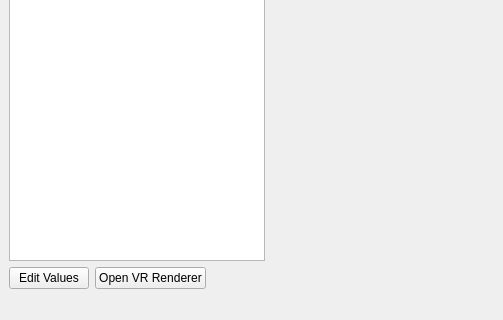
First picture: the form in CAD_VIEWER/mainwindow.ui, repository JPC0405/2024_GROUP_20, before the edit; both pictures show x 0 to 503 and y 280 to 600 of the 800 by 600 pixel window.
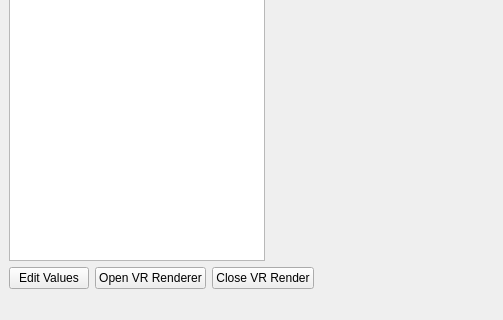
Second picture: the form after the edit. Icons and pictures are not drawn. Custom widgets are drawn as their Qt base class.

Commit message: Added option to close VR renderer

```diff
--- a/CAD_VIEWER/mainwindow.ui
+++ b/CAD_VIEWER/mainwindow.ui
@@ -58,6 +58,13 @@
         </property>
        </widget>
       </item>
+      <item>
+       <widget class="QPushButton" name="pushButton_3">
+        <property name="text">
+         <string>Close VR Render</string>
+        </property>
+       </widget>
+      </item>
       <item>
        <spacer name="horizontalSpacer">
         <property name="orientation">
```
The commit also changes 2 other files.
